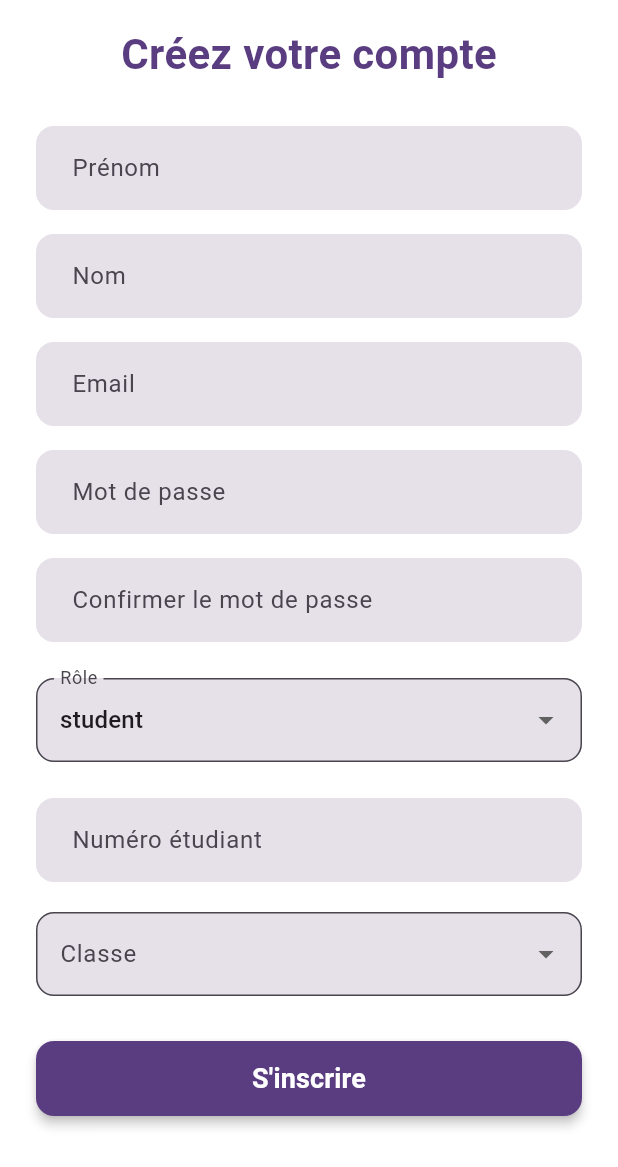
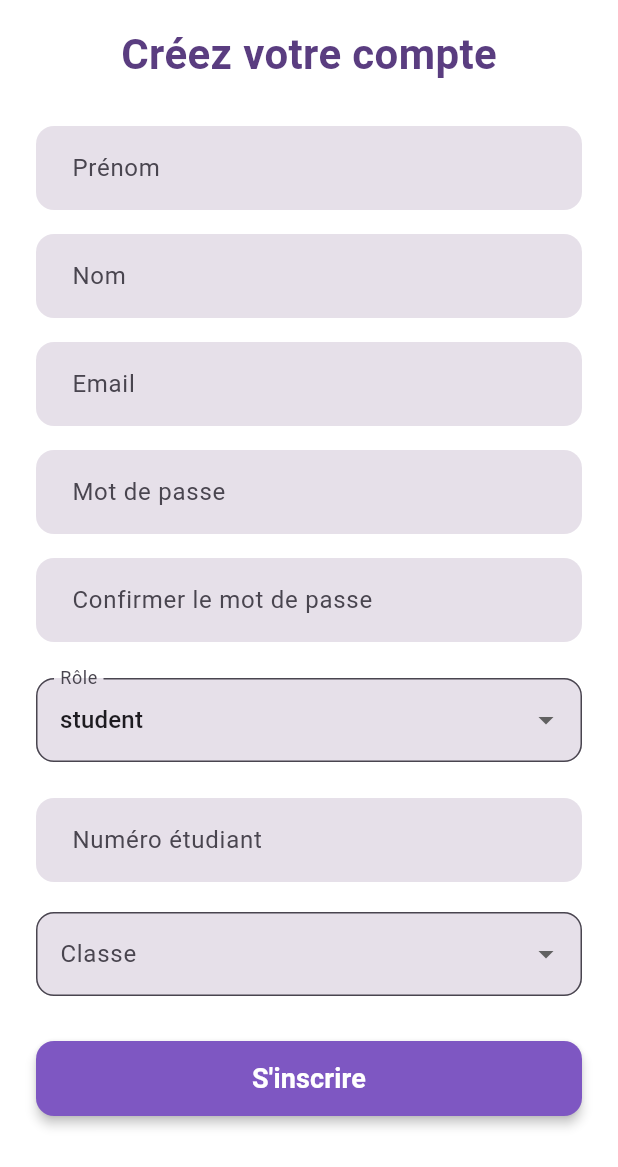
Before and after one commit to kteken10/flutter_school_app, a Flutter app: the RegisterScreen screen opened directly, on a phone screen of 412 x 824 dp. Shown: the top 1167 px of the screen. Run offline on Flutter 3.47's test engine with Material 3 defaults, Android fonts, the phone set to English and light mode, and no system bars; our stand-ins replace cloud_firestore, file_picker, firebase_auth, firebase_core, firebase_messaging, firebase_storage and 3 more; missing offline and left inert: firebase_app_check; accounts and stored records are empty.

Commit message:
Update all

```diff
--- a/lib/screens/auth/register_screen.dart
+++ b/lib/screens/auth/register_screen.dart
@@ -273,7 +273,7 @@ class PrimaryButton extends StatelessWidget {
   Widget build(BuildContext context) {
     return ElevatedButton(
       style: ElevatedButton.styleFrom(
-        backgroundColor: AppColors.primary,
+        backgroundColor: AppColors.secondary,
         minimumSize: const Size.fromHeight(50),
         shape: RoundedRectangleBorder(borderRadius: BorderRadius.circular(12)),
         elevation: 3,
```
